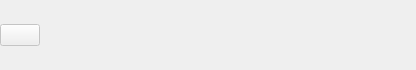
The window that ui/mobile/NavigationPanelBack.ui (demlabs-cellframe/dap-ui-sdk) describes before a commit, drawn with Qt 5.
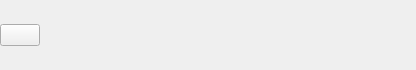
The same window after the commit.

Commit message: [+] MainScreenLayout, NavigationPanelBack, NavigationPanelMain: initScreen() calling [+] NavigationPanelMain: buttons-signals connecting

What changed in the file:
```diff
--- a/ui/mobile/NavigationPanelBack.ui
+++ b/ui/mobile/NavigationPanelBack.ui
@@ -70,7 +70,7 @@
       <item>
        <widget class="QPushButton" name="btnBack">
         <property name="enabled">
-         <bool>false</bool>
+         <bool>true</bool>
         </property>
         <property name="text">
          <string/>
```
The commit also changes 6 other files.
